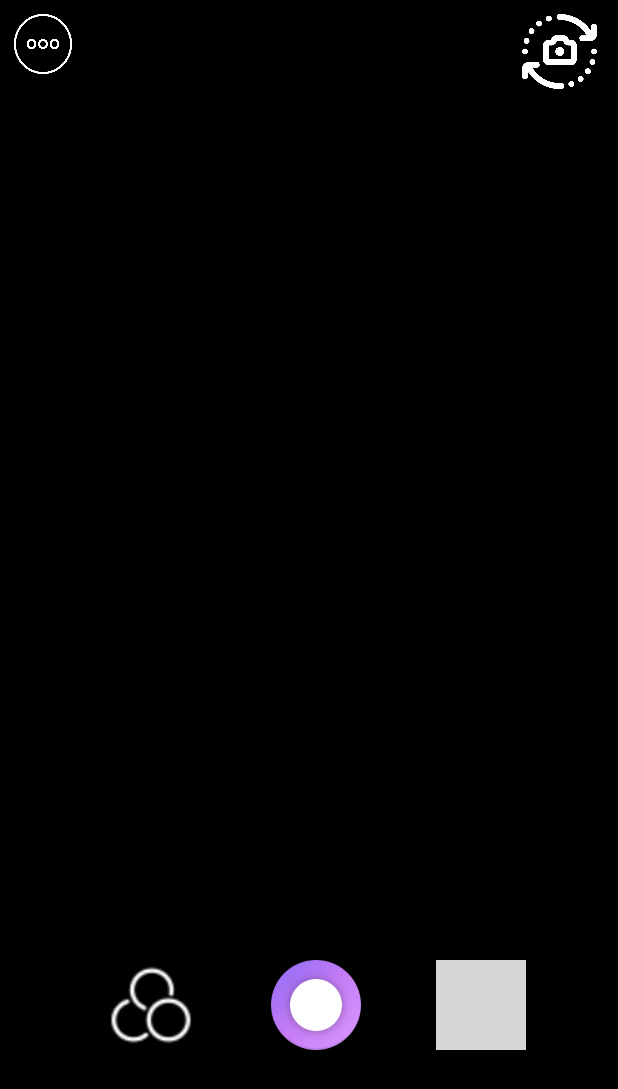
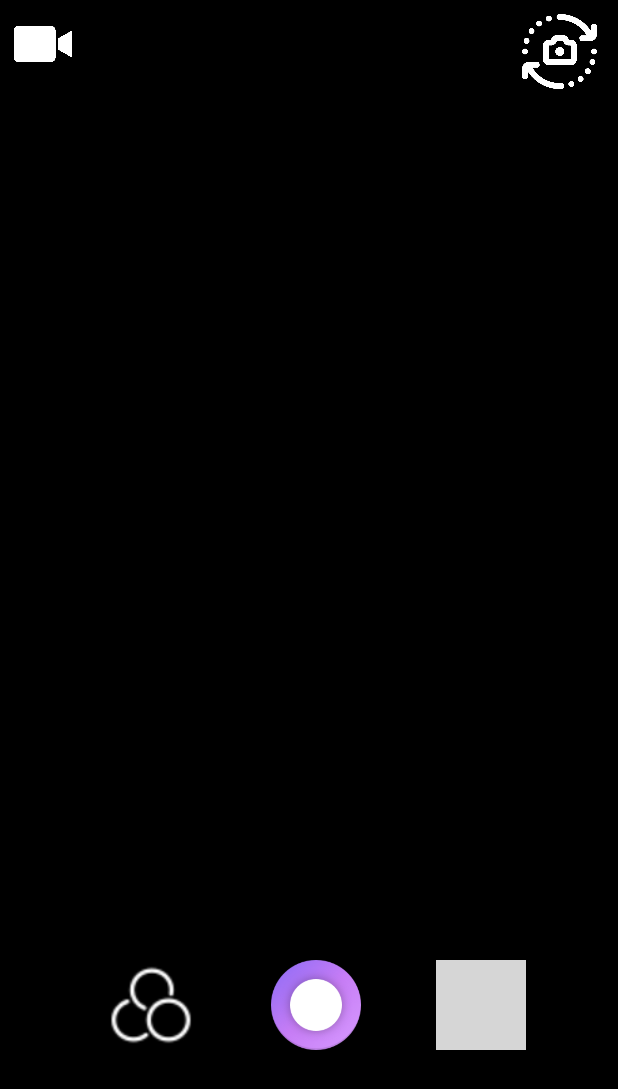
Before and after one commit to LeeGeumLak/opencv_camera_app, an Android app: the MainActivity screen opened directly, with no data from a screen before it, after a tap on an icon or button, on a phone screen of 412 x 824 dp. Shown: the top 1089 px of the screen. Run offline under Robolectric (Android 15) with nearby library versions, the phone set to English and light mode, and no system bars; libraries missing offline, so code that uses them is left out: org.opencv.android, org.opencv.core, org.opencv.imgcodecs; plain views replace JavaCameraView; 12 statements that could not run were skipped; grey boxes are pictures that could not be loaded.

Commit message:
메인 UI 옵션 버튼 아이콘/이름 변경

```diff
--- a/app/build.gradle
+++ b/app/build.gradle
@@ -82,5 +82,4 @@ dependencies {
 
     // WebRTC api
     implementation 'org.webrtc:google-webrtc:1.0.+'
-    implementation files('libs/autobanh.jar')
 }
--- a/app/src/main/java/com/example/lglcamera/MainActivity.java
+++ b/app/src/main/java/com/example/lglcamera/MainActivity.java
@@ -54,7 +54,7 @@ public class MainActivity extends AppCompatActivity implements CameraBridgeViewB
     private static final String TAG = "MainActivity";
 
     private Button Button_RGB, Button_Gray, Button_HSV, Button_text, Button_capture, Button_sticker;
-    private Button Button_option, Button_change, Button_filter, Button_gallery;
+    private Button Button_webRtc, Button_change, Button_filter, Button_gallery;
 
     private Mat matInput, matResult;
     private int GrayScale, RGBA, HSV, sticker;
@@ -71,6 +71,10 @@ public class MainActivity extends AppCompatActivity implements CameraBridgeViewB
     private boolean isBtnOpen = false;
 
     private CameraBridgeViewBase openCvCameraView;
+
+    // back 버튼 종료 이벤트 설정
+    private final long FINISH_INTERVAL_TIME = 2000;
+    private long   backPressedTime = 0;
 
     // Native c++ 메서드
     public native void ConvertRGBtoGray(long mat_addr_input, long mat_addr_result);
@@ -198,9 +202,10 @@ public class MainActivity extends AppCompatActivity implements CameraBridgeViewB
 
         Button_capture = findViewById(R.id.Button_capture);
         Button_change = findViewById(R.id.Button_change);
-        Button_option = findViewById(R.id.Button_option);
         Button_gallery = findViewById(R.id.Button_gallery);
+        Button_webRtc = findViewById(R.id.Button_webRtc);
 
+        // 카메라 필터 관련 버튼
         Button_filter.setOnClickListener(new View.OnClickListener() {
             @Override
             public void onClick(View v) {
@@ -257,24 +262,34 @@ public class MainActivity extends AppCompatActivity implements CameraBridgeViewB
             }
         });
 
+
+        // 필터 외의 카메라 기능 버튼
+        Button_change.setOnClickListener(new View.OnClickListener() {
+            @Override
+            public void onClick(View v) {
+                swapCamera();
+            }
+        });
+
+        Button_webRtc.setOnClickListener(new View.OnClickListener() {
+            @Override
+            public void onClick(View v) {
+                //TODO : webRTC 적용후, 인텐트로 이동하는 이벤트 추가
+
+            }
+        });
+
         Button_gallery.setOnClickListener(new View.OnClickListener() {
             @Override
             public void onClick(View v) {
-                /*Intent galleryIntent = new Intent(Intent.ACTION_VIEW);
+                Intent galleryIntent = new Intent(Intent.ACTION_VIEW);
                 galleryIntent.setType(android.provider.MediaStore.Images.Media.CONTENT_TYPE);
                 //galleryIntent.setData(android.provider.MediaStore.Images.Media.EXTERNAL_CONTENT_URI);
-                startActivity(galleryIntent);*/
+                startActivity(galleryIntent);
                 //TODO : pager adapter 사용해서 커스텀 갤러리 해보기 (현재 : 기존 갤러리로 이동하는 인텐트)
 
 
 
-            }
-        });
-
-        Button_change.setOnClickListener(new View.OnClickListener() {
-            @Override
-            public void onClick(View v) {
-                swapCamera();
             }
         });
 
@@ -410,6 +425,21 @@ public class MainActivity extends AppCompatActivity implements CameraBridgeViewB
         }
 
         return mediaFile;
+    }
+
+    @Override
+    public void onBackPressed() {
+
+        long tempTime = System.currentTimeMillis();
+        long intervalTime = tempTime - backPressedTime;
+
+        if (0 <= intervalTime && FINISH_INTERVAL_TIME >= intervalTime) {
+            super.onBackPressed();
+            finish();
+        } else {
+            backPressedTime = tempTime;
+            Toast.makeText(getApplicationContext(), "뒤로가기 버튼을 한번 더 누르면 종료됩니다.", Toast.LENGTH_SHORT).show();
+        }
     }
 
     @Override
--- a/app/src/main/res/layout-land/activity_main.xml
+++ b/app/src/main/res/layout-land/activity_main.xml
@@ -128,7 +128,7 @@
         android:background="@drawable/change" />
 
     <Button
-        android:id="@+id/Button_option"
+        android:id="@+id/Button_webRtc"
         android:layout_width="40dp"
         android:layout_height="40dp"
         android:layout_alignParentStart="true"
@@ -142,7 +142,7 @@
         android:layout_marginEnd="689dp"
         android:layout_marginRight="20dp"
         android:layout_marginBottom="20dp"
-        android:background="@drawable/option" />
+        android:background="@drawable/video_camera" />
 
     <Button
         android:id="@+id/Button_gallery"
--- a/app/src/main/res/layout-port/activity_main.xml
+++ b/app/src/main/res/layout-port/activity_main.xml
@@ -121,7 +121,7 @@
         android:background="@drawable/camera_ok" />
 
     <Button
-        android:id="@+id/Button_option"
+        android:id="@+id/Button_webRtc"
         android:layout_width="40dp"
         android:layout_height="40dp"
         android:layout_alignParentStart="true"
@@ -133,7 +133,7 @@
         android:layout_marginEnd="364dp"
         android:layout_marginRight="20dp"
         android:layout_marginBottom="344dp"
-        android:background="@drawable/option" />
+        android:background="@drawable/video_camera" />
 
     <Button
         android:id="@+id/Button_change"
```
Also changed, not shown: app/src/main/res/drawable-v24/camera.png (added), app/src/main/res/drawable-v24/video_camera.png (added).
